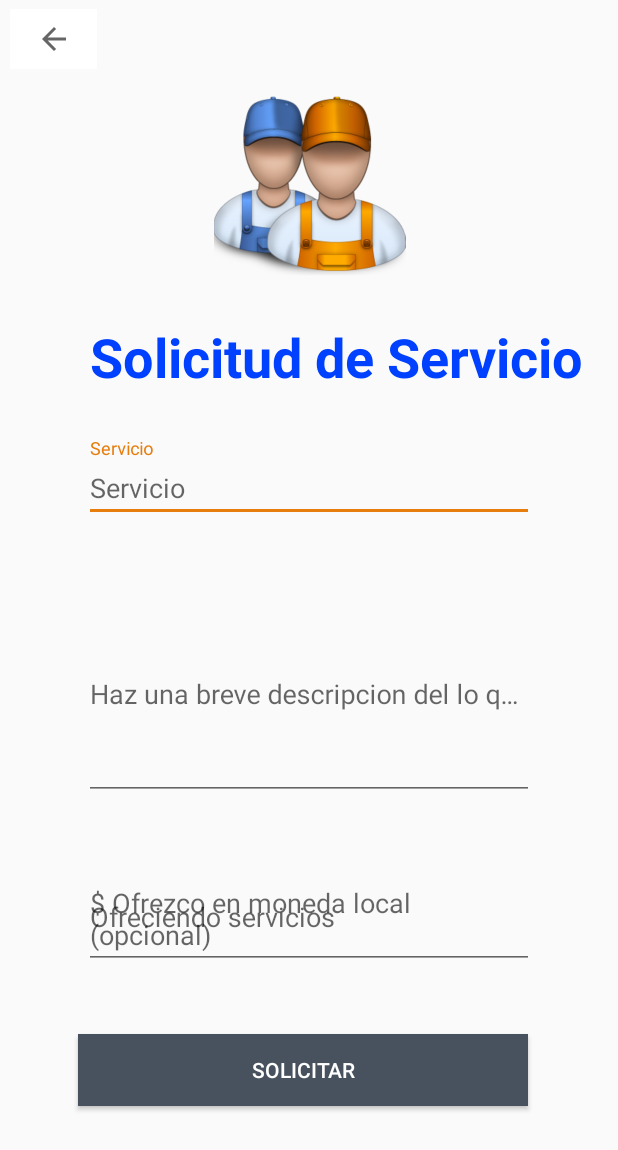
After one commit to Brik000/APPExperto, an Android app: the layout activity_request_service.xml on its own in the app's theme, with its tools: preview values and no code run, on a phone screen of 412 x 824 dp. The commit adds this screen. Shown: the top 1150 px of the screen. Run offline under Robolectric (Android 15) with nearby library versions, the phone set to English and light mode, and no system bars.

Commit message:
Request service screen (not fully implmented)
visual part completed, mising logic connection

```diff
--- /dev/null
+++ b/AppExperto2020/app/src/main/res/layout/activity_request_service.xml
@@ -0,0 +1,136 @@
+<?xml version="1.0" encoding="utf-8"?>
+<androidx.constraintlayout.widget.ConstraintLayout xmlns:android="http://schemas.android.com/apk/res/android"
+    xmlns:app="http://schemas.android.com/apk/res-auto"
+    xmlns:tools="http://schemas.android.com/tools"
+    android:id="@+id/reqTitleTxt"
+    android:layout_width="match_parent"
+    android:layout_height="match_parent">
+
+    <TextView
+        android:id="@+id/reqTitletxt"
+        android:layout_width="wrap_content"
+        android:layout_height="wrap_content"
+        android:layout_gravity="center_vertical|end"
+        android:layout_marginTop="25dp"
+        android:text="TextView"
+        android:textColor="@color/blueExpert"
+        android:textColorHighlight="@color/blueExpert"
+        android:textColorHint="@color/blueExpert"
+        android:textColorLink="@color/blueExpert"
+        android:textSize="36sp"
+        android:textStyle="bold"
+        app:layout_constraintEnd_toEndOf="parent"
+        app:layout_constraintHorizontal_bias="0.727"
+        app:layout_constraintStart_toStartOf="parent"
+        app:layout_constraintTop_toBottomOf="@+id/imagereqservice"
+        tools:text="@string/Screntitle" />
+
+    <com.google.android.material.textfield.TextInputLayout
+        android:id="@+id/titleReqSer"
+        android:layout_width="300dp"
+        android:layout_height="wrap_content"
+        android:layout_marginStart="1dp"
+        android:layout_marginLeft="1dp"
+        android:layout_marginTop="30dp"
+        android:layout_marginEnd="1dp"
+        android:layout_marginRight="1dp"
+        android:hint="@string/ServiceTitle"
+        app:layout_constraintEnd_toEndOf="parent"
+        app:layout_constraintStart_toStartOf="parent"
+        app:layout_constraintTop_toBottomOf="@+id/reqTitletxt">
+
+        <com.google.android.material.textfield.TextInputEditText
+            android:layout_width="match_parent"
+            android:layout_height="wrap_content"
+            android:hint="@string/ServiceTitle" />
+    </com.google.android.material.textfield.TextInputLayout>
+
+    <com.google.android.material.textfield.TextInputLayout
+        android:id="@+id/descriptionReqSer"
+        android:layout_width="300dp"
+        android:layout_height="150dp"
+        android:layout_marginStart="1dp"
+        android:layout_marginLeft="1dp"
+        android:layout_marginTop="35dp"
+        android:layout_marginEnd="1dp"
+        android:layout_marginRight="1dp"
+        app:layout_constraintEnd_toEndOf="parent"
+        app:layout_constraintStart_toStartOf="parent"
+        app:layout_constraintTop_toBottomOf="@+id/titleReqSer">
+
+        <com.google.android.material.textfield.TextInputEditText
+            android:layout_width="match_parent"
+            android:layout_height="match_parent"
+            android:hint="@string/ServiceDescription" />
+    </com.google.android.material.textfield.TextInputLayout>
+
+    <com.google.android.material.textfield.TextInputLayout
+        android:id="@+id/textInputLayout3"
+        android:layout_width="300dp"
+        android:layout_height="wrap_content"
+        android:layout_marginStart="1dp"
+        android:layout_marginLeft="1dp"
+        android:layout_marginTop="35dp"
+        android:layout_marginEnd="1dp"
+        android:layout_marginRight="1dp"
+        android:hint="@string/OfferServices"
+        app:layout_constraintEnd_toEndOf="parent"
+        app:layout_constraintStart_toStartOf="parent"
+        app:layout_constraintTop_toBottomOf="@+id/descriptionReqSer">
+
+        <com.google.android.material.textfield.TextInputEditText
+            android:layout_width="match_parent"
+            android:layout_height="wrap_content"
+            android:hint="@string/ServiceOffer" />
+    </com.google.android.material.textfield.TextInputLayout>
+
+    <Button
+        android:id="@+id/butonreqser"
+        android:layout_width="300dp"
+        android:layout_height="wrap_content"
+        android:layout_marginStart="155dp"
+        android:layout_marginLeft="155dp"
+        android:layout_marginTop="43dp"
+        android:layout_marginEnd="163dp"
+        android:layout_marginRight="163dp"
+        android:background="@color/gray2"
+        android:text="@string/RequestBtn"
+        android:textColor="@color/backgroundExpert"
+
+        android:textColorHighlight="@color/gray2"
+        android:textColorHint="@color/blueExpert"
+        android:textColorLink="@color/blueExpert"
+        app:layout_constraintEnd_toEndOf="parent"
+        app:layout_constraintStart_toStartOf="parent"
+        app:layout_constraintTop_toBottomOf="@+id/textInputLayout3" />
+
+    <ImageView
+        android:id="@+id/imagereqservice"
+        android:layout_width="139dp"
+        android:layout_height="128dp"
+        android:layout_marginStart="136dp"
+        android:layout_marginLeft="136dp"
+        android:layout_marginTop="60dp"
+        android:layout_marginEnd="136dp"
+        android:layout_marginRight="136dp"
+        app:layout_constraintEnd_toEndOf="parent"
+        app:layout_constraintStart_toStartOf="parent"
+        app:layout_constraintTop_toTopOf="parent"
+        app:srcCompat="@drawable/expert" />
+
+    <ImageButton
+        android:id="@+id/gobackBtn"
+        android:layout_width="58dp"
+        android:layout_height="40dp"
+        android:layout_marginStart="6dp"
+        android:layout_marginLeft="6dp"
+        android:layout_marginTop="6dp"
+        android:layout_marginEnd="347dp"
+        android:layout_marginRight="347dp"
+        app:layout_constraintEnd_toEndOf="parent"
+        android:background="@color/backgroundExpert"
+        app:layout_constraintStart_toStartOf="parent"
+        app:layout_constraintTop_toTopOf="parent"
+        app:srcCompat="?attr/homeAsUpIndicator" />
+
+</androidx.constraintlayout.widget.ConstraintLayout>
--- a/AppExperto2020/app/src/main/res/values/strings.xml
+++ b/AppExperto2020/app/src/main/res/values/strings.xml
@@ -41,6 +41,14 @@
     <string name="next">Siguiente</string>
     <string name="previous">Atrás</string>
 
+    <!-- Strings needed to request a service -->
+    <string name="Screntitle">Solicitud de Servicio</string>
+    <string name="ServiceTitle">Servicio</string>
+    <string name="ServiceDescription">Haz una breve descripcion del lo que requieres</string>
+    <string name="ServiceOffer">$ Ofrezco en moneda local (opcional)</string>
+    <string name="RequestBtn">Solicitar</string>
+    <!-- End Strings needed to request a service -->
+
     <string name="action_settings">Configuración</string>
     <string name="choose_one">Escoge una de las opciones</string>
     <string name="alert_title">¡Hey!</string>
```
